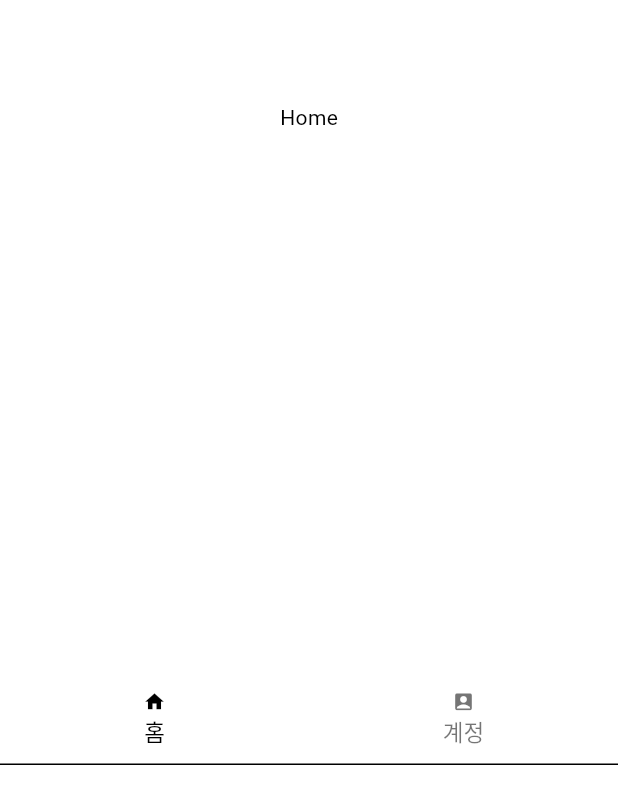
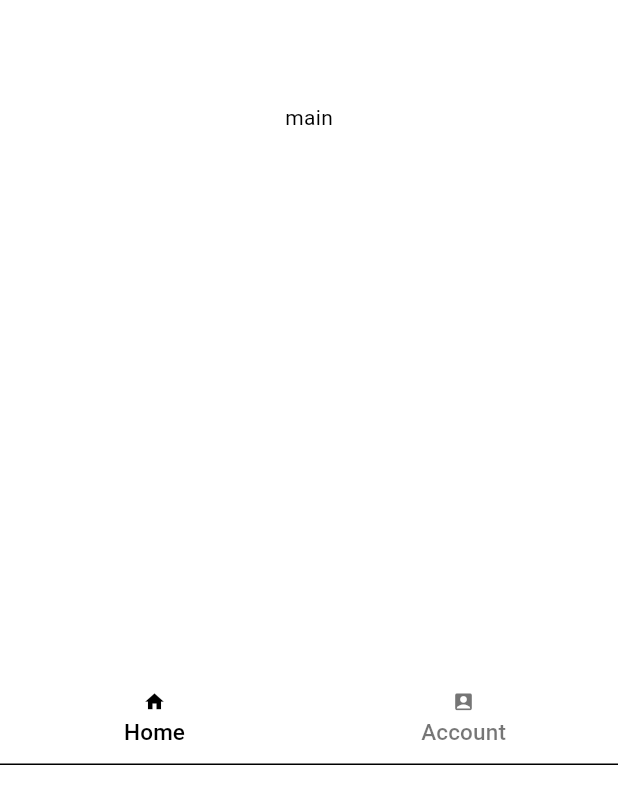
Before and after one commit to minijae011030/Flutter-Blog-App, a Flutter app: the screen it shows after launch, on a phone screen of 412 x 824 dp. Shown: the part 441-1233 px from the top of the screen. Run offline on Flutter 3.47's test engine with Material 3 defaults, Android fonts, the phone set to English and light mode, and no system bars.

Commit message:
make homescreen & acocount screen

```diff
--- /dev/null
+++ b/lib/Home/Screen/home_screen.dart
@@ -0,0 +1,19 @@
+import 'package:flutter/material.dart';
+
+class HomeScreen extends StatefulWidget {
+  _HomeScreenState createState() => _HomeScreenState();
+}
+
+class _HomeScreenState extends State<HomeScreen> {
+  @override
+  void initState() {
+    super.initState();
+  }
+
+  @override
+  Widget build(BuildContext context) {
+    return const Center(
+      child: Text('main'),
+    );
+  }
+}
--- a/lib/Widget/bottom_bar.dart
+++ b/lib/Widget/bottom_bar.dart
@@ -13,8 +13,8 @@ class Bottom extends StatelessWidget {
           unselectedLabelColor: Colors.black54,
           indicatorColor: Colors.transparent,
           tabs: <Widget>[
-            ButtonTextWidget(text: '홈', icon: Icons.home),
-            ButtonTextWidget(text: '계정', icon: Icons.account_box),
+            ButtonTextWidget(text: 'Home', icon: Icons.home),
+            ButtonTextWidget(text: 'Account', icon: Icons.account_box),
           ],
         ),
       ),
--- a/lib/main.dart
+++ b/lib/main.dart
@@ -1,5 +1,7 @@
+import 'package:blog/Account/Screen/account_screen.dart';
+import 'package:blog/Home/Screen/home_screen.dart';
+import 'package:flutter/material.dart';
 import 'package:blog/Widget/bottom_bar.dart';
-import 'package:flutter/material.dart';
 
 void main() => runApp(MyApp());
 
@@ -25,15 +27,11 @@ class _MyAppState extends State<MyApp> {
         length: 2,
         child: Scaffold(
           resizeToAvoidBottomInset: false,
-          body: const TabBarView(
+          body: TabBarView(
             physics: NeverScrollableScrollPhysics(),
             children: <Widget>[
-              Center(
-                child: Text('Home'),
-              ),
-              Center(
-                child: Text('Account'),
-              ),
+              HomeScreen(),
+              AccountScreen(),
             ],
           ),
           bottomNavigationBar: Bottom(),
```
Also changed, not shown: lib/Account/Screen/account_screen.dart (added, +19 -0 lines).
